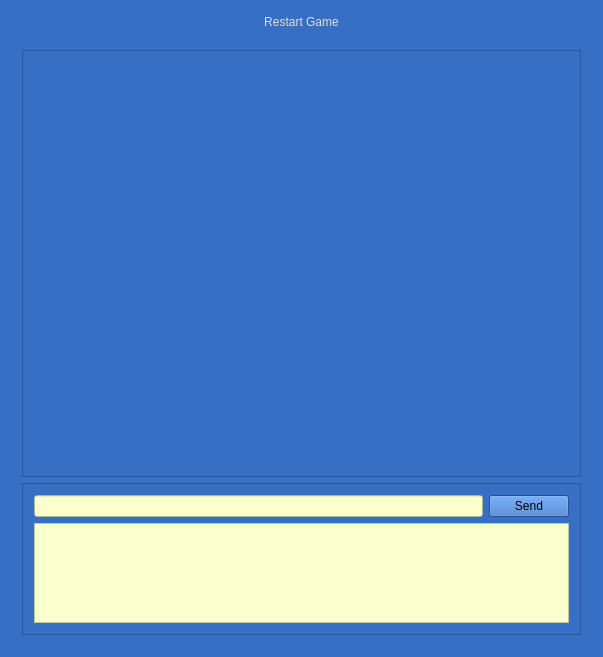
cakturk/CardGame, file widget.ui: the form before one commit.
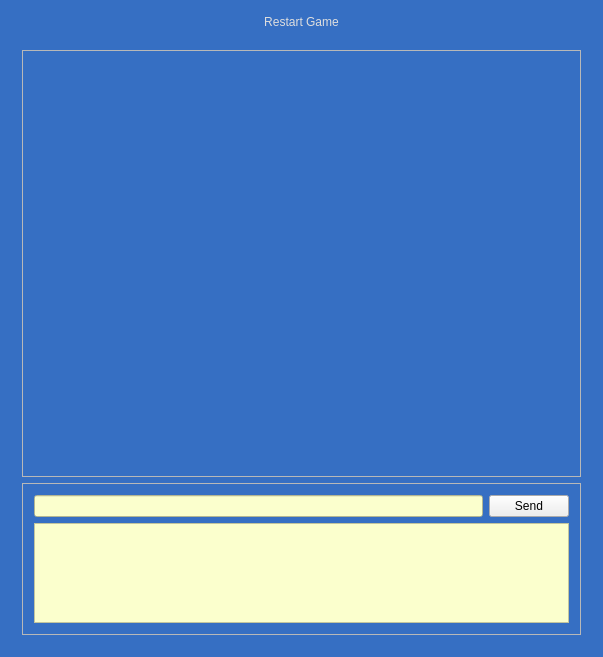
The form after the commit. Icons and pictures are not drawn.

The edit to the form file:
```diff
--- a/widget.ui
+++ b/widget.ui
@@ -17,7 +17,9 @@
    <bool>false</bool>
   </property>
   <property name="styleSheet">
-   <string notr="true">background-color: rgb(54, 111, 195);</string>
+   <string notr="true">QWidget#Widget {
+	background-color: rgb(54, 111, 195);
+}</string>
   </property>
   <layout class="QGridLayout" name="gridLayout_2">
    <item row="0" column="0">
@@ -190,6 +192,11 @@
        </property>
        <item row="0" column="0">
         <widget class="QFrame" name="frame">
+         <property name="styleSheet">
+          <string notr="true">QFrame#frame {
+	background-image: url(:/pre/baize.png); 
+}</string>
+         </property>
          <property name="frameShape">
           <enum>QFrame::StyledPanel</enum>
          </property>
@@ -336,6 +343,12 @@
               </item>
               <item>
                <widget class="QPushButton" name="buttonSend">
+                <property name="focusPolicy">
+                 <enum>Qt::StrongFocus</enum>
+                </property>
+                <property name="styleSheet">
+                 <string notr="true"/>
+                </property>
                 <property name="text">
                  <string>Send</string>
                 </property>
```
Left out of the diff: 45 changed lines with no effect on the pictures.
